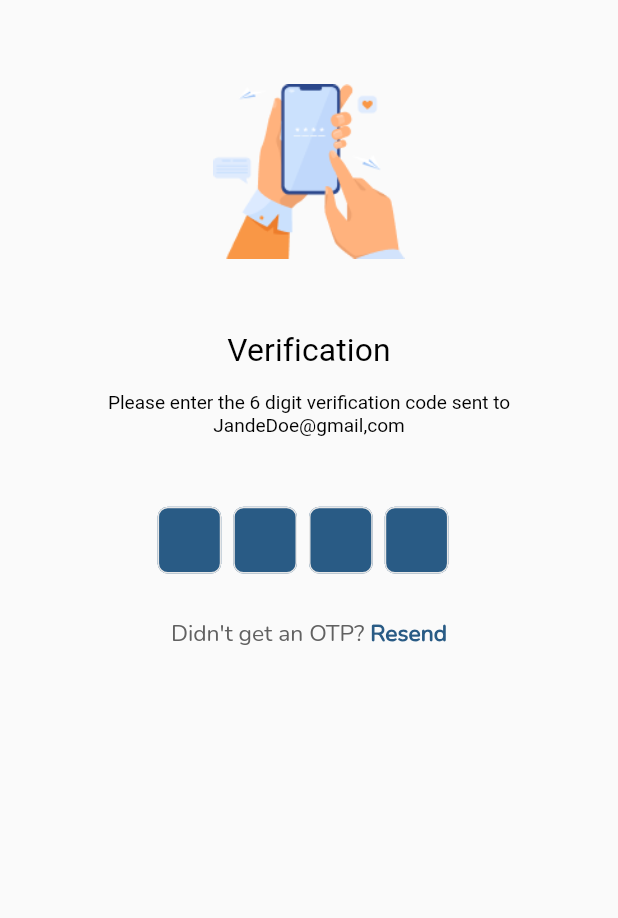
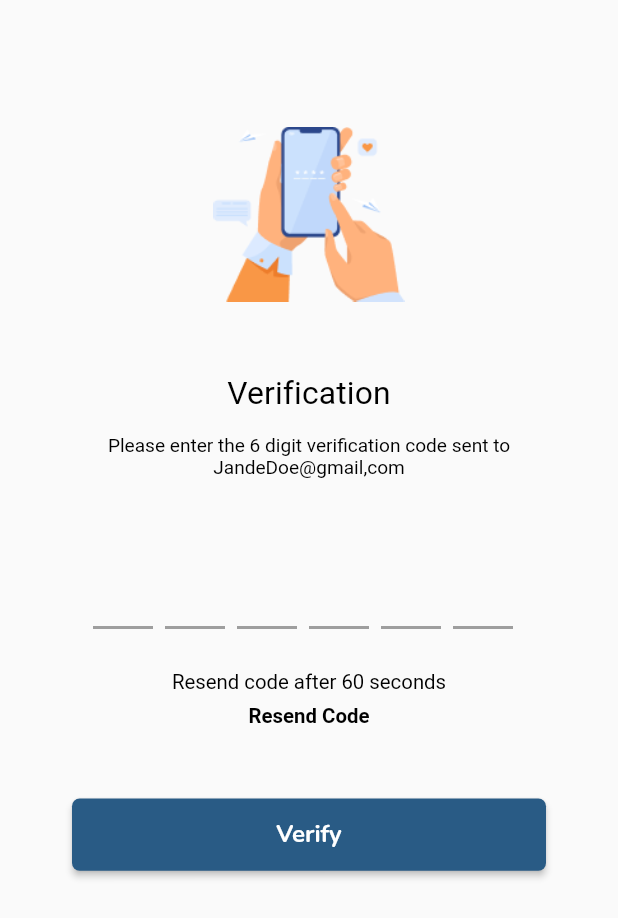
Before and after one commit to MaxTrent/chatbeeper-mobile, a Flutter app: the TwoFaVerification screen opened directly, on a phone screen of 412 x 824 dp. Shown: the top 918 px of the screen. Run offline on Flutter 3.47's test engine with Material 2 defaults, Android fonts, the phone set to English and light mode, and no system bars; drawn by our look-alikes of flutter_otp_text_field; our stand-ins replace carousel_slider, country_code_picker, datetime_picker_formfield, dotted_border, expandable, flutter_iconly and 7 more; Roboto replaces fonts that are missing (Ubuntu); project files that could hold a hidden picture were left out.

Commit message:
updating chatbeeper app

```diff
--- a/lib/Screens/colllection/settings_page.dart
+++ b/lib/Screens/colllection/settings_page.dart
@@ -1,6 +1,7 @@
 import 'package:chat_beeper/Screens/colllection/login_activity.dart';
 // import 'package:chat_beeper/Screens/colllection/password.dart';
 import 'package:chat_beeper/Screens/colllection/password_change.dart';
+import 'package:chat_beeper/Screens/colllection/two_fact_auth.dart';
 import 'package:chat_beeper/constants.dart';
 import 'package:flutter/cupertino.dart';
 import 'package:flutter/material.dart';
@@ -191,8 +192,8 @@ class _SettingsPageState extends State<SettingsPage> {
                   Icons.arrow_forward_ios,
                   size: 17.h,
                 ),
-              onTap: () {},
-            ),
+                onTap: () => Navigator.push(context,
+                    MaterialPageRoute(builder: (context) => TwoFactAuth()))),
             ListTile(
               dense: true,
               title: Text(
--- a/lib/Screens/colllection/two_fact_auth.dart
+++ b/lib/Screens/colllection/two_fact_auth.dart
@@ -72,14 +72,12 @@ class _TwoFactAuthState extends State<TwoFactAuth> {
             SizedBox(
               height: 27.h,
             ),
-            Center(
-              child: Text(
+            Text(
               'Add phone number',
               textAlign: TextAlign.center,
               style: Theme.of(context).primaryTextTheme.headline4!.copyWith(
                     fontSize: 24.sp,
                     color: fColor,
-                    ),
                   ),
             ),
             SizedBox(
@@ -234,6 +232,8 @@ class _2faVerificationState extends State<TwoFaVerification> {
   final focusNode = FocusNode();
   final int _value = 1;
   var email = 'JandeDoe@gmail,com';
+
+  bool _otpfull = false;
   @override
   void dispose() {
     otpcontroller.dispose();
@@ -253,7 +253,7 @@ class _2faVerificationState extends State<TwoFaVerification> {
       body: Column(
         children: [
           Padding(
-            padding: EdgeInsets.only(top: 60.h),
+            padding: EdgeInsets.only(top: 92.h),
             child: Image.asset(
               'images/verify.png',
               height: 137.h,
@@ -262,8 +262,7 @@ class _2faVerificationState extends State<TwoFaVerification> {
           ),
           Padding(
             padding: const EdgeInsets.all(17.0),
-            child: Column(
-              children: [
+            child: Column(children: [
               SizedBox(width: 5.w, height: 32.h),
               Text('Verification',
                   textAlign: TextAlign.center,
@@ -294,91 +293,235 @@ class _2faVerificationState extends State<TwoFaVerification> {
                 ),
               ), //AND WRITE UP, whois creating
               Padding(
-                  padding: EdgeInsets.only(top: 36.h, bottom: 34.h),
-                  child: SizedBox(
-                    width: 272.w,
-                    height: 50.h,
+                padding: EdgeInsets.only(top: 36.h, bottom: 30.h),
+                child: Form(
+                  key: _formKey,
                   child: OtpTextField(
-                      textStyle:
-                          TextStyle(color: Colors.white, fontSize: 25.sp),
-                      numberOfFields: 4,
-                      showCursor: false,
+                    cursorColor: Theme.of(context).colorScheme.secondaryVariant,
+                    textStyle: Theme.of(context)
+                        .primaryTextTheme
+                        .bodyText1!
+                        .copyWith(fontSize: 25.sp),
+                    hasCustomInputDecoration: false,
+                    showFieldAsBox: false,
+                    numberOfFields: 6,
+                    borderColor: Colors.grey,
+                    focusedBorderColor: Colors.grey,
+                    disabledBorderColor: Colors.grey,
                     autoFocus: true,
-                      focusedBorderColor: bcolor3,
-                      borderColor: bcolor3,
-                      borderWidth: 1,
-                      fieldWidth: 50.w,
-                      cursorColor: Colors.white,
-                      fillColor: bcolor3,
-                      filled: true,
-                      borderRadius: BorderRadius.all(Radius.circular(8.r)),
-                      //set to true to show as box or false to show as dash
-                      showFieldAsBox: true,
-                      //runs when a code is typed in
-                      onCodeChanged: (pin) {
-                        //handle validation or checks here
+                    clearText: true,
+                    enabledBorderColor: Colors.grey,
+                    onCodeChanged: (String code) {
+                      _otpfull == true;
                     },
                     //runs when every textfield is filled
-                      onSubmit: (pin) {
-                        if (pin == '2224') {
-                          null;
-                        } else {
-                          null;
-                        }
-                        return null;
-
-                        // showDialog(
-                        //     context: context,
-                        //     builder: (context){
-                        //       return AlertDialog(
-                        //         title: Text("Verification Code"),
-                        //         content: Text('Code entered is $verificationCode'),
-                        //       );
-                        //     }
-                        // );
+                    onSubmit: (String pin) {
+                      _otpfull == true;
+                      // setState(() {
+                      //   // token == pin;
+                      //   // print(pin);
+                      // });
                     }, // end onSubmit
                   ),
                 ),
               ),
+              Text('Resend code after 60 seconds',
+                  textAlign: TextAlign.center,
+                  style: Theme.of(context).primaryTextTheme.headline5!.copyWith(
+                      color: Colors.black,
+                      fontSize: 16.sp,
+                      fontWeight: FontWeight.w400)),
 
-                Row(
-                  mainAxisAlignment: MainAxisAlignment.center,
-                  children: [
-                    RichText(
-                      text: TextSpan(text: '', children: [
-                        TextSpan(
-                          text: 'Didn\'t get an OTP? ',
-                          style: TextStyle(
-                              color: Colors.grey.shade700,
-                              fontFamily: 'Nunito',
-                              fontWeight: FontWeight.w500,
-                              fontStyle: FontStyle.normal,
-                              fontSize: 18.sp),
-                        ),
-                        TextSpan(
-                            text: 'Resend',
-                            style: TextStyle(
-                                color: bcolor3,
-                                fontStyle: FontStyle.normal,
-                                fontWeight: FontWeight.w700,
-                                fontSize: 18.sp,
-                                fontFamily: 'Nunito'),
-                            recognizer: TapGestureRecognizer()
-                              ..onTap =
-                                  () {} /* => Navigator.of(context).push(
-                                  MaterialPageRoute(
-                                    builder: (context) => const OtpPassed(),
-                                  ),*/
+              SizedBox(height: 8.h),
+
+              GestureDetector(
+                onTap: _onResendTapped,
+                child: Text('Resend Code',
+                    textAlign: TextAlign.center,
+                    style: Theme.of(context)
+                        .primaryTextTheme
+                        .headline5!
+                        .copyWith(
+                            color: Colors.black,
+                            fontSize: 16.sp,
+                            fontWeight: FontWeight.w600)),
               ),
             ]),
           ),
-                  ],
+          SizedBox(
+            height: 34.h,
           ),
-              ],
+          SizedBox(
+            height: 54.h,
+            width: 372.w,
+            child: ElevatedButton(
+              style: ButtonStyle(
+                  backgroundColor: MaterialStateProperty.all(
+                    fColor,
                   ),
-          ), //TopOW
+                  // elevation: ,
+                  shape: MaterialStateProperty.all<RoundedRectangleBorder>(
+                      RoundedRectangleBorder(
+                    borderRadius: BorderRadius.circular(6.r),
+                    side: const BorderSide(color: Colors.transparent),
+                  ))),
+              onPressed: () => Navigator.push(
+                  context,
+                  MaterialPageRoute(
+                    builder: (context) => RecoverCodes(),
+                  )),
+              child: Text(
+                'Verify',
+                textAlign: TextAlign.center,
+                style: Theme.of(context).primaryTextTheme.headline3,
+                // TextStyle(
+                //     color: Colors.white,
+                //     fontWeight: FontWeight.w500,
+                //     fontFamily: 'Nunito',
+                //     fontSize: 16.sp
+                //
+                // ),
+              ),
+            ),
+          ),
         ],
       ),
     );
   }
+
+  void _onResendTapped() {
+    //when resend code is tapped
   }
+}
+
+class RecoverCodes extends StatefulWidget {
+  const RecoverCodes({Key? key}) : super(key: key);
+
+  @override
+  State<RecoverCodes> createState() => _RecoverCodesState();
+}
+
+class _RecoverCodesState extends State<RecoverCodes> {
+  @override
+  Widget build(BuildContext context) {
+    double w = MediaQuery.of(context).size.width;
+    double h = MediaQuery.of(context).size.height;
+    ScreenUtil.init(
+      context,
+      designSize: Size(485, 926),
+    );
+
+    return Scaffold(
+      backgroundColor: Theme.of(context).scaffoldBackgroundColor,
+      appBar: AppBar(
+        toolbarHeight: 40.h,
+        elevation: 0.h,
+        leading: IconButton(
+            icon: Icon(
+              Icons.arrow_back_ios,
+              color: Theme.of(context).appBarTheme.iconTheme!.color,
+            ),
+            onPressed: () => Navigator.pop(context)),
+        title: Padding(
+          padding: EdgeInsets.only(left: 135.0.w),
+          child: Text('Settings',
+              style: Theme.of(context)
+                  .primaryTextTheme
+                  .headline4!
+                  .copyWith(fontSize: 16.sp)),
+        ),
+      ),
+      body: SingleChildScrollView(
+        child: Column(
+          crossAxisAlignment: CrossAxisAlignment.center,
+          children: [
+            Divider(
+              thickness: 2.h,
+            ),
+            ListTile(
+              dense: true,
+              title: Text(
+                'Two-factor authetication',
+                style: Theme.of(context)
+                    .primaryTextTheme
+                    .headline4!
+                    .copyWith(fontSize: 16.sp),
+              ),
+            ),
+            Divider(
+              height: 16.h,
+              thickness: 2.h,
+            ),
+            SizedBox(
+              height: 113.h,
+            ),
+            Text(
+              'Recover Codes',
+              textAlign: TextAlign.center,
+              style: Theme.of(context).primaryTextTheme.headline4!.copyWith(
+                    fontSize: 24.sp,
+                    color: fColor,
+                  ),
+            ),
+            SizedBox(
+              height: 24.h,
+            ),
+            Text(
+              'Save your backup code in a safe place. This\nenables you to log in to your acccount if you\nlose access to your phone.',
+              textAlign: TextAlign.center,
+              style: Theme.of(context).primaryTextTheme.headline4!.copyWith(
+                    fontSize: 16.sp,
+                    fontWeight: FontWeight.w500,
+                  ),
+            ),
+            SizedBox(height: 24.h),
+            Text(
+              '2974JKLMUN01',
+              textAlign: TextAlign.center,
+              style: Theme.of(context).primaryTextTheme.headline4!.copyWith(
+                    fontSize: 24.sp,
+                    fontWeight: FontWeight.w500,
+                  ),
+            ),
+            SizedBox(
+              height: 156.h,
+            ),
+            SizedBox(
+              height: 54.h,
+              width: 372.w,
+              child: ElevatedButton(
+                style: ButtonStyle(
+                    backgroundColor: MaterialStateProperty.all(
+                      fColor,
+                    ),
+                    // elevation: ,
+                    shape: MaterialStateProperty.all<RoundedRectangleBorder>(
+                        RoundedRectangleBorder(
+                      borderRadius: BorderRadius.circular(6.r),
+                      side: const BorderSide(color: Colors.transparent),
+                    ))),
+                onPressed: () => Navigator.push(
+                    context,
+                    MaterialPageRoute(
+                      builder: (context) => RecoverCodes(),
+                    )),
+                child: Text(
+                  'Complete',
+                  textAlign: TextAlign.center,
+                  style: Theme.of(context).primaryTextTheme.headline3,
+                  // TextStyle(
+                  //     color: Colors.white,
+                  //     fontWeight: FontWeight.w500,
+                  //     fontFamily: 'Nunito',
+                  //     fontSize: 16.sp
+                  //
+                  // ),
+                ),
+              ),
+            ),
+          ],
+        ),
+      ),
+    );
+  }
+}
```
Also changed, not shown: lib/Screens/otp_email.dart (+88 -62 lines), lib/Widgets/post_imageless.dart (+43 -35 lines), pubspec.yaml (+7 -7 lines). Lines whose indentation alone changed are shown as unchanged.
